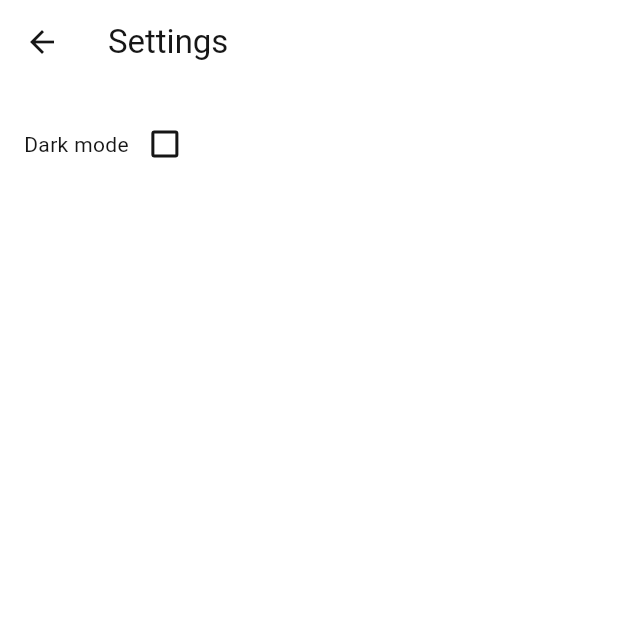
After one commit to marc22polo/Mobile-bank, a Flutter app: the SettingsPage screen opened directly, on a phone screen of 412 x 824 dp, the top half of it. The commit adds this screen. Run offline on Flutter 3.47's test engine with Material 3 defaults, Android fonts, the phone set to English and light mode, and no system bars; our stand-ins replace grouped_list; generated files the repository leaves out were written again.

Commit message:
settings page + dark theme fixes

```diff
--- /dev/null
+++ b/lib/src/page/settings.dart
@@ -0,0 +1,31 @@
+import 'package:flutter/material.dart';
+import 'package:flutter_application_1/src/theme/theme_provider.dart';
+import 'package:provider/provider.dart';
+
+class SettingsPage extends StatelessWidget {
+  const SettingsPage({super.key});
+
+  @override
+  Widget build(BuildContext context) {
+    return Scaffold(
+      appBar: AppBar(
+        title: const Text('Settings'),
+      ),
+      body: Padding(
+        padding: const EdgeInsets.all(16),
+        child: Row(
+          children: [
+            const Text("Dark mode"),
+            Checkbox(
+              value:
+                  Provider.of<ThemeProvider>(context, listen: false).isDarkMode,
+              onChanged: (value) =>
+                  Provider.of<ThemeProvider>(context, listen: false)
+                      .toggleTheme(),
+            ),
+          ],
+        ),
+      ),
+    );
+  }
+}
--- a/lib/src/theme/dark_mode.dart
+++ b/lib/src/theme/dark_mode.dart
@@ -5,6 +5,7 @@ ThemeData darkMode = ThemeData(
   colorScheme: ColorScheme.dark(
     surface: Color(0xFF161616),
     onSurface: Color(0xFFE3E3E3),
+    inverseSurface: Color(0xFF222222),
     primary: Color(0xFFF58220),
     onPrimary: Color(0xFF333333),
     secondary: Color(0xFFC44D00),
```
Also changed, not shown: lib/src/components/card_tile.dart (+7 -3 lines), lib/src/components/drawer.dart (+10 -1 lines), lib/src/page/home.dart (+6 -2 lines).
